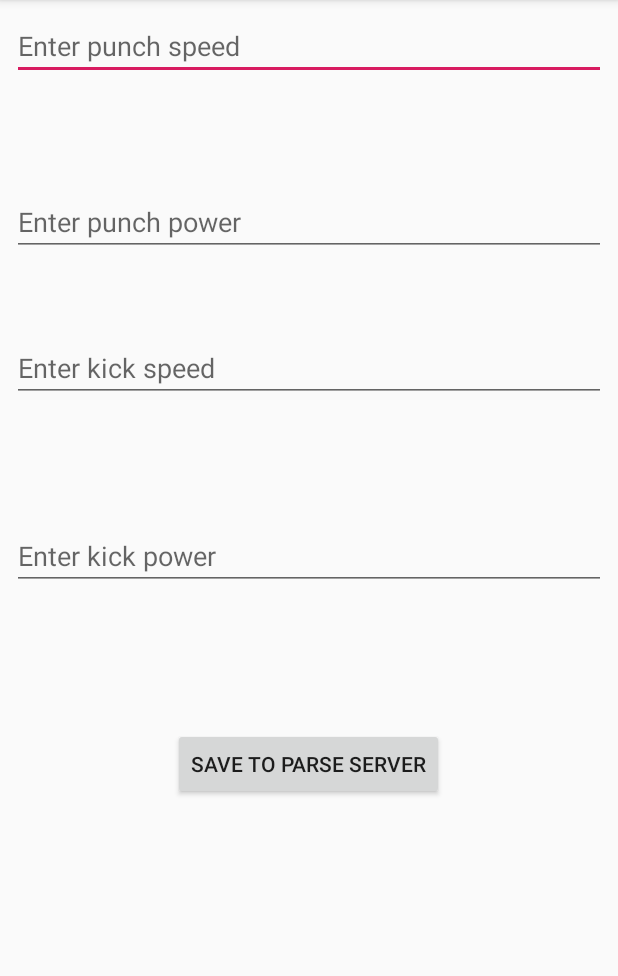
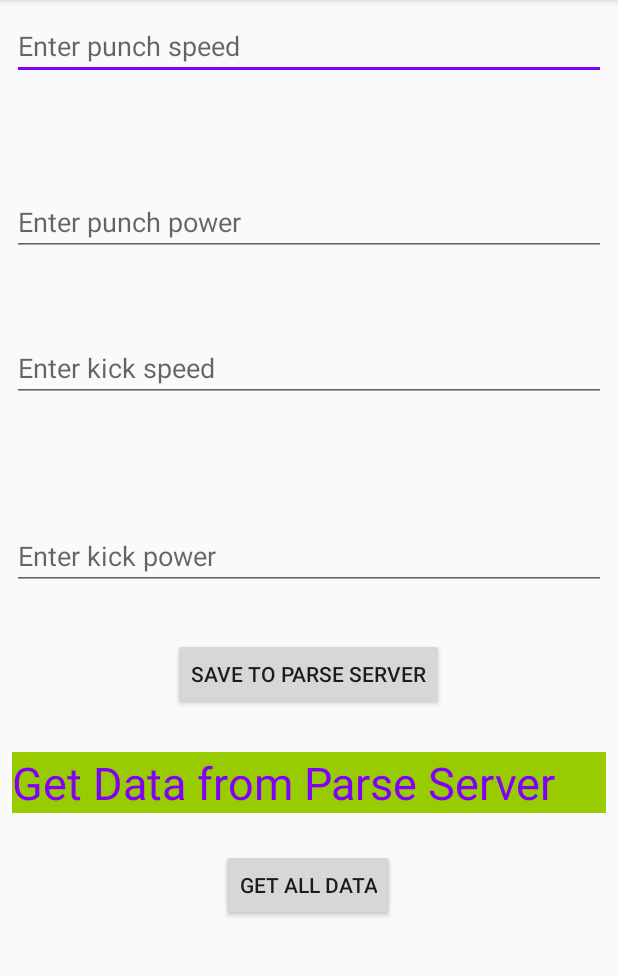
Before and after one commit to shaantheconsiderable/InstagramClone, an Android app: the screen it shows after launch (SignUp), on a phone screen of 412 x 824 dp, the part 84-1060 px from its top. Run offline under Robolectric (Android 15) with nearby library versions, the phone set to English and light mode, and no system bars; libraries missing offline, so code that uses them is left out: com.parse, com.shashank.sony; 1 statement that could not run was skipped.

Commit message:
Getting data from parse server

```diff
--- a/app/src/main/java/com/shaan/instagramclone/SignUp.java
+++ b/app/src/main/java/com/shaan/instagramclone/SignUp.java
@@ -5,17 +5,25 @@
 import android.view.View;
 import android.widget.Button;
 import android.widget.EditText;
+import android.widget.TextView;
 import android.widget.Toast;
 
+import com.parse.FindCallback;
+import com.parse.GetCallback;
 import com.parse.ParseException;
 import com.parse.ParseObject;
+import com.parse.ParseQuery;
 import com.parse.SaveCallback;
 import com.shashank.sony.fancytoastlib.FancyToast;
+
+import java.util.List;
 
 public class SignUp extends AppCompatActivity implements View.OnClickListener {
 
     private EditText edtPunchSpeed, edtPunchPower, edtKickSpeed, edtKickPower;
-    private Button btnSave;
+    private Button btnSave,btnGetAllData;
+    private TextView txtGetData;
+    private String allKickBoxers;
 
     @Override
     protected void onCreate(Bundle savedInstanceState) {
@@ -28,6 +36,52 @@
         edtKickPower = findViewById(R.id.edtKickPower);
         btnSave = findViewById(R.id.btnSave);
         btnSave.setOnClickListener(this);
+        txtGetData = findViewById(R.id.txtGetData);
+        btnGetAllData = findViewById(R.id.btnGetAllData);
+        txtGetData.setOnClickListener(new View.OnClickListener() {
+            @Override
+            public void onClick(View v) {
+                ParseQuery<ParseObject> parseQuery = ParseQuery.getQuery("KickBoxer");
+                parseQuery.getInBackground("BwELUpyKAl", new GetCallback<ParseObject>() {
+                    @Override
+                    public void done(ParseObject object, ParseException e) {
+
+                        if(object != null && e == null){
+                            txtGetData.setText(object.get("kickBoxerName")+ " - " + "KickSpeed : " + object.get("kickSpeed"));
+                        }
+
+                    }
+                });
+            }
+        });
+
+        btnGetAllData.setOnClickListener(new View.OnClickListener() {
+            @Override
+            public void onClick(View v) {
+
+                allKickBoxers = "";
+                ParseQuery<ParseObject> queryAll = ParseQuery.getQuery("KickBoxer");
+                queryAll.findInBackground(new FindCallback<ParseObject>() {
+                    @Override
+                    public void done(List<ParseObject> objects, ParseException e) {
+                            if(e == null){
+                                if(objects.size() >0){
+
+                                    for(ParseObject kickBoxer: objects){
+                                        allKickBoxers = allKickBoxers + kickBoxer.get("kickBoxerName") + " - Punch Speed:  " + kickBoxer.get("punchSpeed") + "\n";
+                                    }
+                                    FancyToast.makeText(SignUp.this, allKickBoxers, FancyToast.LENGTH_LONG, FancyToast.SUCCESS, true).show();
+
+                                }
+                                else{
+                                    FancyToast.makeText(SignUp.this, e.getMessage(), FancyToast.LENGTH_LONG, FancyToast.ERROR, true).show();
+
+                                }
+                            }
+                    }
+                });
+            }
+        });
     }
 
     @Override
--- a/app/src/main/res/layout/activity_sign_up.xml
+++ b/app/src/main/res/layout/activity_sign_up.xml
@@ -70,11 +70,40 @@
         android:layout_width="wrap_content"
         android:layout_height="wrap_content"
         android:layout_marginStart="8dp"
-        android:layout_marginTop="92dp"
+        android:layout_marginTop="32dp"
         android:layout_marginEnd="8dp"
         android:text="Save To Parse Server"
         app:layout_constraintEnd_toEndOf="parent"
         app:layout_constraintHorizontal_bias="0.497"
         app:layout_constraintStart_toStartOf="parent"
         app:layout_constraintTop_toBottomOf="@+id/edtKickPower" />
+
+    <TextView
+        android:id="@+id/txtGetData"
+        android:layout_width="0dp"
+        android:layout_height="wrap_content"
+        android:layout_marginStart="8dp"
+        android:layout_marginTop="28dp"
+        android:layout_marginEnd="8dp"
+        android:background="@android:color/holo_green_light"
+        android:text="Get Data from Parse Server"
+        android:textColor="@color/colorAccent"
+        android:textSize="30sp"
+        app:layout_constraintEnd_toEndOf="parent"
+        app:layout_constraintHorizontal_bias="0.0"
+        app:layout_constraintStart_toStartOf="parent"
+        app:layout_constraintTop_toBottomOf="@+id/btnSave" />
+
+    <Button
+        android:id="@+id/btnGetAllData"
+        android:layout_width="wrap_content"
+        android:layout_height="wrap_content"
+        android:layout_marginStart="8dp"
+        android:layout_marginTop="24dp"
+        android:layout_marginEnd="8dp"
+        android:text="Get All Data"
+        app:layout_constraintEnd_toEndOf="parent"
+        app:layout_constraintHorizontal_bias="0.498"
+        app:layout_constraintStart_toStartOf="parent"
+        app:layout_constraintTop_toBottomOf="@+id/txtGetData" />
 </android.support.constraint.ConstraintLayout>
--- a/app/src/main/res/values/colors.xml
+++ b/app/src/main/res/values/colors.xml
@@ -2,5 +2,5 @@
 <resources>
     <color name="colorPrimary">#008577</color>
     <color name="colorPrimaryDark">#00574B</color>
-    <color name="colorAccent">#D81B60</color>
+    <color name="colorAccent">#8100FA</color>
 </resources>
```
